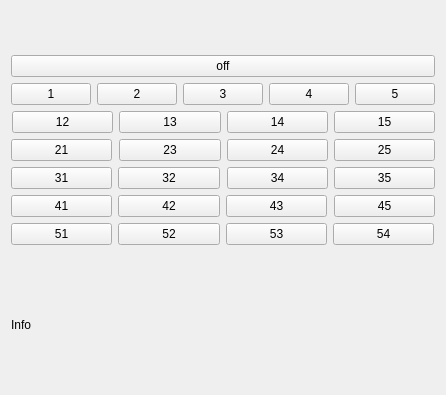
Qt form pcheetah/rc/dlgfng.ui (Stephen-Hazel/PianoCheetah) before a commit.
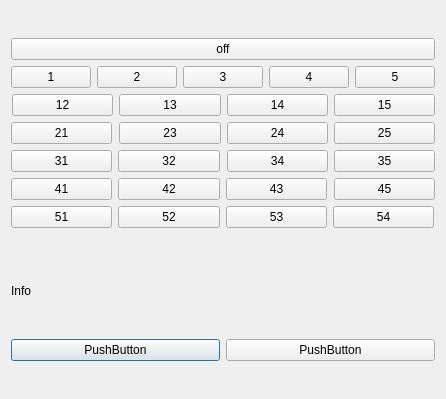
The same form after that commit.

Commit message: ez button and quantprev/next

The edit to the form file:
```diff
--- a/pcheetah/rc/dlgfng.ui
+++ b/pcheetah/rc/dlgfng.ui
@@ -7,7 +7,7 @@
     <x>0</x>
     <y>0</y>
     <width>446</width>
-    <height>395</height>
+    <height>399</height>
    </rect>
   </property>
   <property name="windowTitle">
@@ -482,6 +482,24 @@
      </property>
     </widget>
    </item>
+   <item>
+    <layout class="QHBoxLayout" name="hl__1">
+     <item>
+      <widget class="QPushButton" name="qp">
+       <property name="text">
+        <string>PushButton</string>
+       </property>
+      </widget>
+     </item>
+     <item>
+      <widget class="QPushButton" name="qn">
+       <property name="text">
+        <string>PushButton</string>
+       </property>
+      </widget>
+     </item>
+    </layout>
+   </item>
   </layout>
  </widget>
  <resources/>
```
The commit also changes 14 other files.
